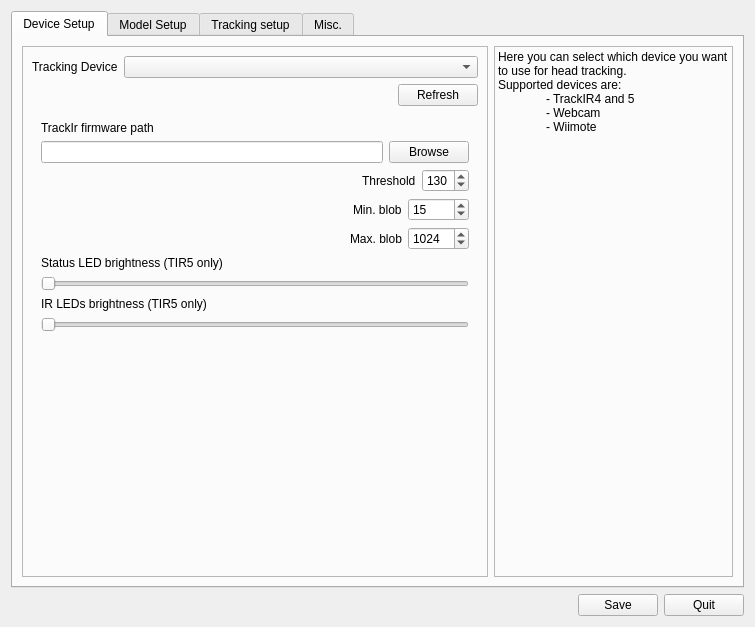
This is branches/michal/src/qt_gui/ltr.ui in uglyDwarf/linuxtrack as Qt 5 draws it before an edit. The edited form follows.
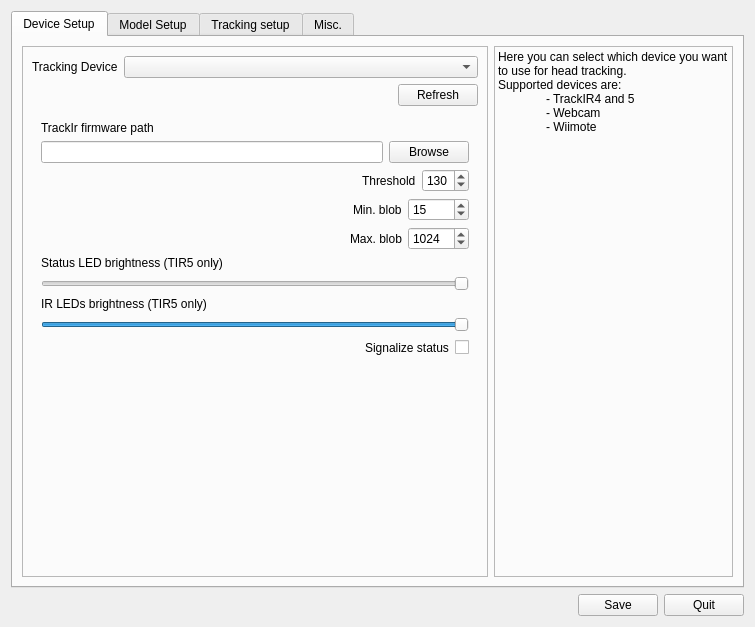
This is the edited form. The open tabs and pages were chosen to show the change. Icons and pictures are not drawn.

What changed in the file:
```diff
--- a/branches/michal/src/qt_gui/ltr.ui
+++ b/branches/michal/src/qt_gui/ltr.ui
@@ -523,6 +523,12 @@
                       <property name="orientation">
                        <enum>Qt::Horizontal</enum>
                       </property>
+                      <property name="invertedAppearance">
+                       <bool>true</bool>
+                      </property>
+                      <property name="invertedControls">
+                       <bool>false</bool>
+                      </property>
                      </widget>
                     </item>
                    </layout>
@@ -547,8 +553,45 @@
                       <property name="pageStep">
                        <number>1</number>
                       </property>
+                      <property name="value">
+                       <number>7</number>
+                      </property>
                       <property name="orientation">
                        <enum>Qt::Horizontal</enum>
+                      </property>
+                      <property name="invertedAppearance">
+                       <bool>false</bool>
+                      </property>
+                     </widget>
+                    </item>
+                   </layout>
+                  </item>
+                  <item>
+                   <layout class="QHBoxLayout" name="horizontalLayout_20">
+                    <item>
+                     <spacer name="horizontalSpacer_10">
+                      <property name="orientation">
+                       <enum>Qt::Horizontal</enum>
+                      </property>
+                      <property name="sizeHint" stdset="0">
+                       <size>
+                        <width>40</width>
+                        <height>20</height>
+                       </size>
+                      </property>
+                     </spacer>
+                    </item>
+                    <item>
+                     <widget class="QLabel" name="label_47">
+                      <property name="text">
+                       <string>Signalize status</string>
+                      </property>
+                     </widget>
+                    </item>
+                    <item>
+                     <widget class="QCheckBox" name="TirSignalizeStatus">
+                      <property name="text">
+                       <string/>
                       </property>
                      </widget>
                     </item>
```
Left out of the diff: 2 changed lines with no effect on the pictures.
